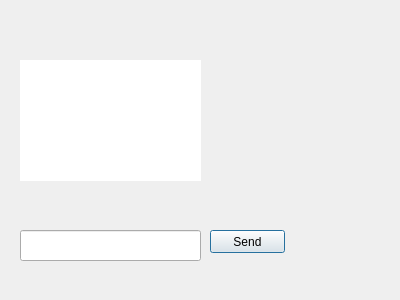
Qt form udptest.ui (helloworld128/OOP_New) before a commit.
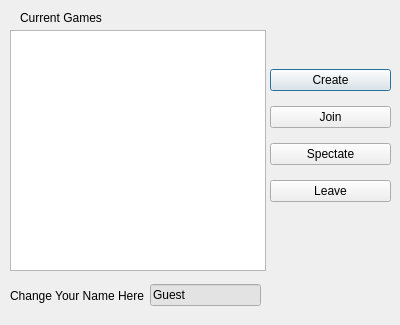
The same form after that commit.

What changed in the file:
```diff
--- a/udptest.ui
+++ b/udptest.ui
@@ -7,68 +7,103 @@
     <x>0</x>
     <y>0</y>
     <width>400</width>
-    <height>300</height>
+    <height>325</height>
    </rect>
   </property>
   <property name="windowTitle">
-   <string>Dialog</string>
+   <string>Onlline Games</string>
   </property>
-  <widget class="QLineEdit" name="lineEdit">
+  <widget class="QListWidget" name="List">
    <property name="geometry">
     <rect>
-     <x>20</x>
-     <y>230</y>
-     <width>181</width>
-     <height>31</height>
+     <x>10</x>
+     <y>30</y>
+     <width>256</width>
+     <height>241</height>
     </rect>
    </property>
   </widget>
-  <widget class="QPushButton" name="Send_Button">
+  <widget class="QWidget" name="verticalLayoutWidget">
    <property name="geometry">
     <rect>
-     <x>210</x>
-     <y>230</y>
-     <width>75</width>
-     <height>23</height>
-    </rect>
-   </property>
-   <property name="text">
-    <string>Send</string>
-   </property>
-  </widget>
-  <widget class="QLabel" name="textview">
-   <property name="geometry">
-    <rect>
-     <x>20</x>
+     <x>270</x>
      <y>60</y>
-     <width>181</width>
-     <height>121</height>
+     <width>121</width>
+     <height>151</height>
     </rect>
    </property>
-   <property name="sizePolicy">
-    <sizepolicy hsizetype="Minimum" vsizetype="Preferred">
-     <horstretch>0</horstretch>
-     <verstretch>0</verstretch>
-    </sizepolicy>
-   </property>
+   <layout class="QVBoxLayout" name="verticalLayout">
+    <item>
+     <widget class="QPushButton" name="Create_Button">
+      <property name="text">
+       <string>Create</string>
+      </property>
+     </widget>
+    </item>
+    <item>
+     <widget class="QPushButton" name="Join_Button">
+      <property name="text">
+       <string>Join</string>
+      </property>
+     </widget>
+    </item>
+    <item>
+     <widget class="QPushButton" name="Spectate_Button">
+      <property name="text">
+       <string>Spectate</string>
+      </property>
+     </widget>
+    </item>
+    <item>
+     <widget class="QPushButton" name="Leave_Button">
+      <property name="text">
+       <string>Leave</string>
+      </property>
+     </widget>
+    </item>
+   </layout>
+  </widget>
+  <widget class="QLabel" name="label">
+   <property name="geometry">
+    <rect>
+     <x>20</x>
+     <y>10</y>
+     <width>91</width>
+     <height>16</height>
+    </rect>
+   </property>
+   <property name="text">
+    <string>Current Games</string>
+   </property>
+  </widget>
+  <widget class="QWidget" name="horizontalLayoutWidget">
+   <property name="geometry">
+    <rect>
+     <x>10</x>
+     <y>270</y>
+     <width>251</width>
+     <height>51</height>
+    </rect>
+   </property>
+   <layout class="QHBoxLayout" name="horizontalLayout">
+    <item>
+     <widget class="QLabel" name="ChangeName">
+      <property name="text">
+       <string>Change Your Name Here</string>
+      </property>
+     </widget>
+    </item>
+    <item>
+     <widget class="QLineEdit" name="lineEdit">
    <property name="palette">
     <palette>
      <active>
       <colorrole role="Base">
        <brush brushstyle="SolidPattern">
         <color alpha="255">
-         <red>255</red>
-         <green>255</green>
-         <blue>255</blue>
-        </color>
-       </brush>
-      </colorrole>
-      <colorrole role="Window">
-       <brush brushstyle="SolidPattern">
-        <color alpha="255">
-         <red>255</red>
-         <green>255</green>
-         <blue>255</blue>
+            <red>227</red>
+            <green>227</green>
+            <blue>227</blue>
         </color>
        </brush>
       </colorrole>
@@ -77,18 +112,9 @@
       <colorrole role="Base">
        <brush brushstyle="SolidPattern">
         <color alpha="255">
-         <red>255</red>
-         <green>255</green>
-         <blue>255</blue>
-        </color>
-       </brush>
-      </colorrole>
-      <colorrole role="Window">
-       <brush brushstyle="SolidPattern">
-        <color alpha="255">
-         <red>255</red>
-         <green>255</green>
-         <blue>255</blue>
+            <red>227</red>
+            <green>227</green>
+            <blue>227</blue>
         </color>
        </brush>
       </colorrole>
@@ -97,30 +123,21 @@
       <colorrole role="Base">
        <brush brushstyle="SolidPattern">
         <color alpha="255">
-         <red>255</red>
-         <green>255</green>
-         <blue>255</blue>
-        </color>
-       </brush>
-      </colorrole>
-      <colorrole role="Window">
-       <brush brushstyle="SolidPattern">
-        <color alpha="255">
-         <red>255</red>
-         <green>255</green>
-         <blue>255</blue>
+            <red>240</red>
+            <green>240</green>
+            <blue>240</blue>
         </color>
        </brush>
       </colorrole>
      </disabled>
     </palette>
    </property>
-   <property name="autoFillBackground">
-    <bool>true</bool>
-   </property>
    <property name="text">
-    <string/>
-   </property>
+       <string>Guest</string>
+      </property>
+     </widget>
+    </item>
+   </layout>
   </widget>
  </widget>
  <resources/>
```
Lines whose indentation alone changed are shown as unchanged.
